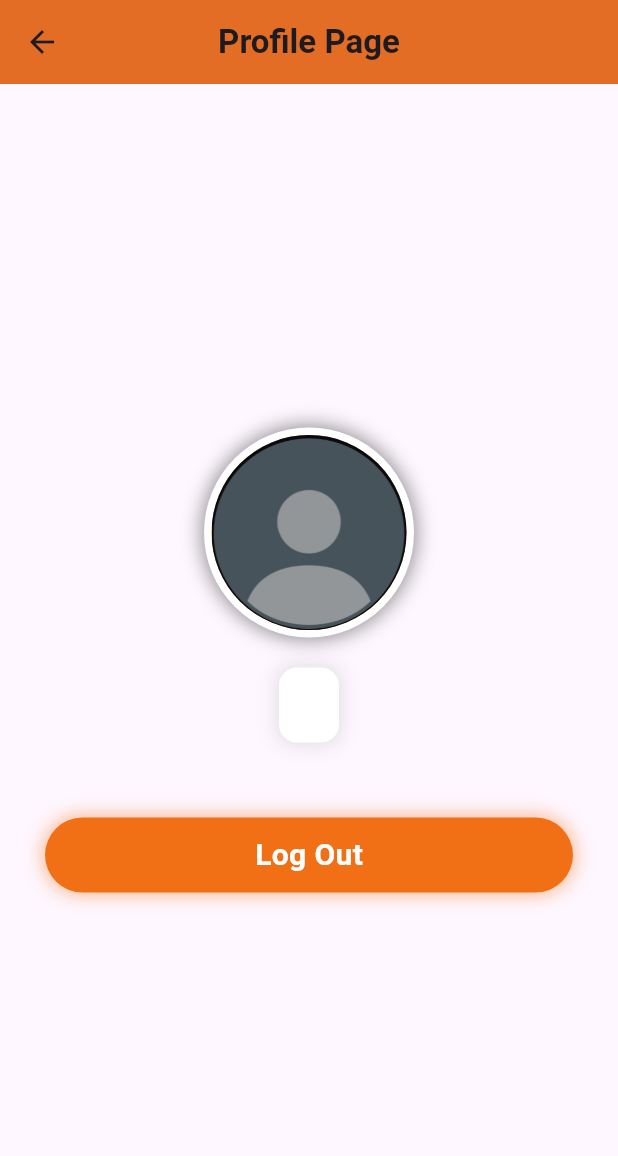
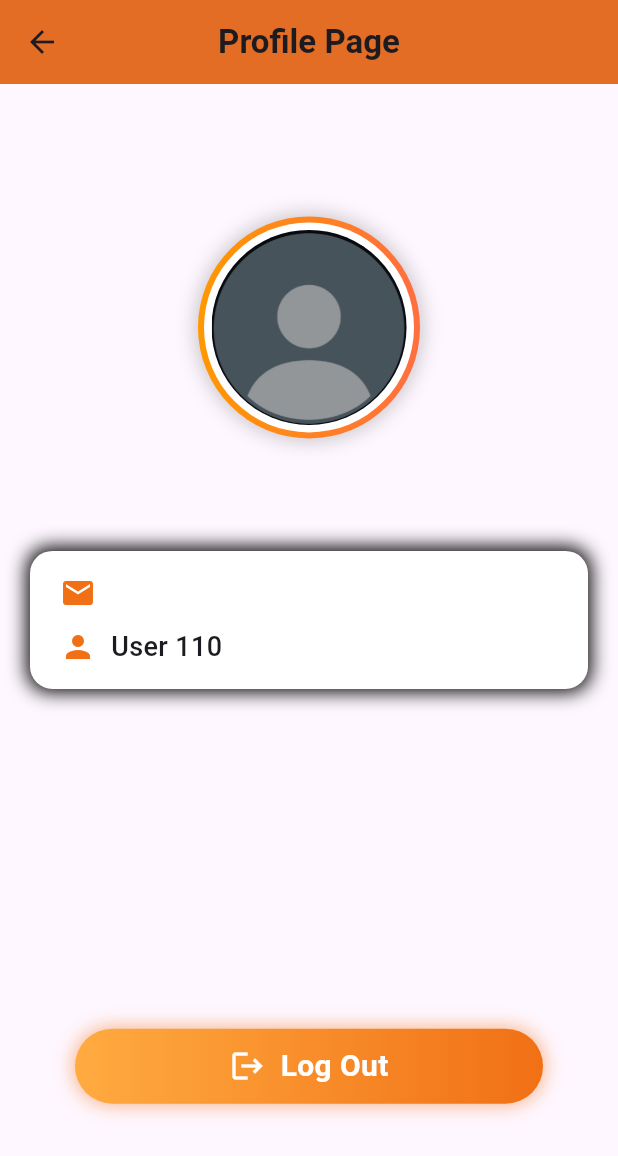
Before and after one commit to abd-alghani-soud/Products_app, a Flutter app: the ProfilePage screen opened directly, on a phone screen of 412 x 824 dp. Shown: the top 1156 px of the screen. Run offline on Flutter 3.47's test engine with Material 3 defaults, Android fonts, the phone set to English and light mode, and no system bars; our stand-ins replace firebase_auth, firebase_core, flutter_bloc, font_awesome_flutter, modal_progress_hud_nsn; accounts and stored records are empty.

Commit message:
finish profile page

```diff
--- /dev/null
+++ b/lib/helper/generet_number.dart
@@ -0,0 +1,15 @@
+import 'dart:convert';
+
+import 'package:crypto/crypto.dart';
+
+int generateUserId(String email) {
+  var bytes = utf8.encode(email);
+  var digest = sha256.convert(bytes);
+  var hashString = digest.toString();
+  var hashNumber = int.parse(hashString.substring(0, 8), radix: 16);
+  return hashNumber % 300;
+}
+
+String formatUserId(int userId) {
+  return userId.toString().padLeft(3, '0');
+}
--- a/lib/views/profile_page.dart
+++ b/lib/views/profile_page.dart
@@ -1,8 +1,8 @@
-// ignore_for_file: deprecated_member_use
 
 import 'package:firebase_auth/firebase_auth.dart';
 import 'package:flutter/material.dart';
 import 'package:freezed_code/constant.dart';
+import 'package:freezed_code/helper/generet_number.dart';
 import 'package:freezed_code/views/login_page.dart';
 
 class ProfilePage extends StatelessWidget {
@@ -25,16 +25,26 @@ class ProfilePage extends StatelessWidget {
         backgroundColor: kColorOr,
         elevation: 5,
       ),
-      body: Center(
+      body: Padding(
+        padding: const EdgeInsets.symmetric(horizontal: 20),
         child: Column(
           mainAxisAlignment: MainAxisAlignment.center,
           children: [
+            const Spacer(
+              flex: 1,
+            ),
             Container(
+              padding: const EdgeInsets.all(4),
               decoration: BoxDecoration(
                 shape: BoxShape.circle,
+                gradient: const LinearGradient(
+                  colors: [Colors.orange, Colors.deepOrangeAccent],
+                ),
                 boxShadow: [
                   BoxShadow(
-                    color: Colors.black.withOpacity(0.4),
+                    color: Colors.black.withValues(
+                      alpha: 0.2,
+                    ),
                     blurRadius: 10,
                     spreadRadius: 2,
                   )
@@ -46,28 +56,59 @@ class ProfilePage extends StatelessWidget {
                 child: CircleAvatar(
                   radius: 65,
                   backgroundImage: AssetImage('assets/images/p.jpg'),
-                  backgroundColor: kColorOr,
                 ),
               ),
             ),
-            const SizedBox(height: 20),
+            const SizedBox(
+              height: 75,
+            ),
             Container(
-              padding: const EdgeInsets.symmetric(vertical: 12, horizontal: 20),
+              padding: const EdgeInsets.symmetric(vertical: 15, horizontal: 20),
               decoration: BoxDecoration(
                 color: Colors.white,
-                borderRadius: BorderRadius.circular(12),
+                borderRadius: BorderRadius.circular(15),
                 boxShadow: [
                   BoxShadow(
-                    color: Colors.black.withOpacity(0.1),
+                    color: Colors.black.withValues(),
                     blurRadius: 10,
                     spreadRadius: 2,
                   )
                 ],
               ),
-              child: Text(
+              child: Column(
+                children: [
+                  Row(
+                    children: [
+                      const Icon(Icons.email, color: kColorOr),
+                      const SizedBox(width: 10),
+                      Text(
                         user?.email ?? 'No User',
-                style: const TextStyle(fontSize: 18, fontWeight: FontWeight.w500,),
+                        style: const TextStyle(
+                          fontSize: 18,
+                          fontWeight: FontWeight.w500,
                         ),
+                      ),
+                    ],
+                  ),
+                  const SizedBox(height: 10),
+                  Row(
+                    children: [
+                      const Icon(Icons.person, color: kColorOr),
+                      const SizedBox(width: 10),
+                      Text(
+                        'User ${formatUserId(generateUserId(user?.email ?? 'No User'))}',
+                        style: const TextStyle(
+                          fontSize: 18,
+                          fontWeight: FontWeight.w500,
+                        ),
+                      ),
+                    ],
+                  ),
+                ],
+              ),
+            ),
+            const Spacer(
+              flex: 2,
             ),
             const SizedBox(height: 50),
             GestureDetector(
@@ -75,8 +116,19 @@ class ProfilePage extends StatelessWidget {
                 FirebaseAuth.instance.signOut();
                 Navigator.pushReplacement(
                   context,
-                  MaterialPageRoute(
-                    builder: (context) => LoginPage(),
+                  PageRouteBuilder(
+                    transitionDuration: const Duration(
+                      milliseconds: 700,
+                    ),
+                    pageBuilder: (context, animation, secondaryAnimation) =>
+                        LoginPage(),
+                    transitionsBuilder:
+                        (context, animation, secondaryAnimation, child) {
+                      return FadeTransition(
+                        opacity: animation,
+                        child: child,
+                      );
+                    },
                   ),
                 );
               },
@@ -86,17 +138,28 @@ class ProfilePage extends StatelessWidget {
                 width: double.infinity,
                 decoration: BoxDecoration(
                   borderRadius: BorderRadius.circular(25),
-                  color: kColorOr,
+                  gradient: const LinearGradient(
+                    colors: [
+                      Colors.orangeAccent,
+                      kColorOr,
+                    ],
+                  ),
                   boxShadow: [
                     BoxShadow(
-                      color: kColorOr.withOpacity(0.5),
+                      color: kColorOr.withValues(
+                        alpha: 0.5,
+                      ),
                       blurRadius: 10,
                       spreadRadius: 1,
                     ),
                   ],
                 ),
-                child: const Center(
-                  child: Text(
+                child: const Row(
+                  mainAxisAlignment: MainAxisAlignment.center,
+                  children: [
+                    Icon(Icons.logout, color: Colors.white),
+                    SizedBox(width: 10),
+                    Text(
                       'Log Out',
                       style: TextStyle(
                         fontSize: 20,
@@ -104,9 +167,13 @@ class ProfilePage extends StatelessWidget {
                         color: Colors.white,
                       ),
                     ),
+                  ],
                 ),
               ),
-            )
+            ),
+            const Spacer(
+              flex: 1,
+            ),
           ],
         ),
       ),
--- a/lib/widgets/custom_card.dart
+++ b/lib/widgets/custom_card.dart
@@ -24,7 +24,9 @@ class CustomCard extends StatelessWidget {
                   spreadRadius: 0,
                   blurRadius: 40,
                   offset: const Offset(10, 10),
-                  color: Colors.grey.withOpacity(.2),
+                  color: Colors.grey.withValues(
+                    alpha: 0.2,
+                  ),
                 ),
               ],
             ),
--- a/pubspec.yaml
+++ b/pubspec.yaml
@@ -32,6 +32,7 @@ dependencies:
   firebase_core: ^3.9.0
   firebase_auth: ^5.3.3
   cached_network_image: ^3.2.0
+  crypto: ^3.0.2
   flutter_bloc: ^8.0.0
   hive_flutter: ^1.1.0
   path_provider: ^2.0.11
```
Also changed, not shown: pubspec.lock. Lines whose indentation alone changed are shown as unchanged.
